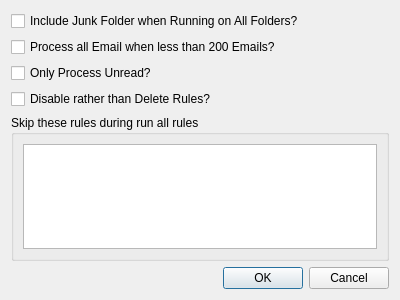
Above: MainWindow/Settings.ui from towel42-com/RulesMaker before the change. Below: the same form after it.
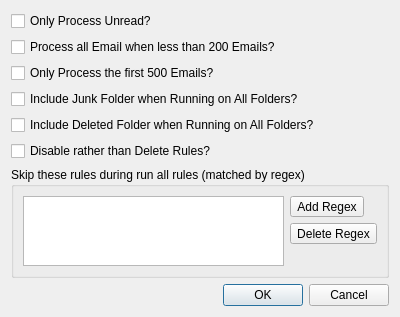
That is the form after the change. Icons and pictures are not drawn.

Commit message: First cut at display name rule

The edit to the form file:
```diff
--- a/MainWindow/Settings.ui
+++ b/MainWindow/Settings.ui
@@ -7,58 +7,92 @@
     <x>0</x>
     <y>0</y>
     <width>400</width>
-    <height>300</height>
+    <height>274</height>
    </rect>
   </property>
   <property name="windowTitle">
    <string>Settings</string>
   </property>
-  <layout class="QVBoxLayout" name="verticalLayout_2">
-   <item>
-    <layout class="QFormLayout" name="formLayout">
-     <item row="0" column="0" colspan="2">
-      <widget class="QCheckBox" name="onlyProcessUnread">
-       <property name="text">
-        <string>Include Junk Folder when Running on All Folders?</string>
-       </property>
-      </widget>
-     </item>
-     <item row="1" column="0" colspan="2">
-      <widget class="QCheckBox" name="processAllEmailWhenLessThan200Emails">
-       <property name="text">
-        <string>Process all Email when less than 200 Emails?</string>
-       </property>
-      </widget>
-     </item>
-     <item row="2" column="0" colspan="2">
-      <widget class="QCheckBox" name="includeJunkFolderWhenRunningOnAllFolders">
-       <property name="text">
-        <string>Only Process Unread?</string>
-       </property>
-      </widget>
-     </item>
-     <item row="3" column="0" colspan="2">
-      <widget class="QCheckBox" name="disableRatherThanDeleteRules">
-       <property name="text">
-        <string>Disable rather than Delete Rules?</string>
-       </property>
-      </widget>
-     </item>
-    </layout>
+  <layout class="QGridLayout" name="gridLayout_2">
+   <item row="1" column="0">
+    <widget class="QCheckBox" name="processAllEmailWhenLessThan200Emails">
+     <property name="text">
+      <string>Process all Email when less than 200 Emails?</string>
+     </property>
+    </widget>
    </item>
-   <item>
+   <item row="2" column="0">
+    <widget class="QCheckBox" name="onlyProcessTheFirst500Emails">
+     <property name="text">
+      <string>Only Process the first 500 Emails?</string>
+     </property>
+    </widget>
+   </item>
+   <item row="6" column="0">
     <widget class="QGroupBox" name="groupBox">
      <property name="title">
-      <string>Skip these rules during run all rules</string>
+      <string>Skip these rules during run all rules (matched by regex)</string>
      </property>
-     <layout class="QVBoxLayout" name="verticalLayout">
-      <item>
-       <widget class="QListWidget" name="skipRules"/>
+     <layout class="QGridLayout" name="gridLayout">
+      <item row="0" column="1">
+       <widget class="QToolButton" name="addRegex">
+        <property name="text">
+         <string>Add Regex</string>
+        </property>
+        <property name="icon">
+         <iconset resource="MainWindow.qrc">
+          <normaloff>:/resources/add.png</normaloff>:/resources/add.png</iconset>
+        </property>
+       </widget>
+      </item>
+      <item row="1" column="1">
+       <widget class="QToolButton" name="delRegex">
+        <property name="text">
+         <string>Delete Regex</string>
+        </property>
+        <property name="icon">
+         <iconset resource="MainWindow.qrc">
+          <normaloff>:/resources/trash.png</normaloff>:/resources/trash.png</iconset>
+        </property>
+       </widget>
+      </item>
+      <item row="2" column="1">
+       <spacer name="verticalSpacer_2">
+        <property name="orientation">
+         <enum>Qt::Vertical</enum>
+        </property>
+        <property name="sizeHint" stdset="0">
+         <size>
+          <width>20</width>
+          <height>40</height>
+         </size>
+        </property>
+       </spacer>
+      </item>
+      <item row="0" column="0" rowspan="3">
+       <widget class="QListWidget" name="rulesToSkip"/>
       </item>
      </layout>
     </widget>
    </item>
-   <item>
+   <item row="8" column="0">
+    <widget class="QDialogButtonBox" name="buttonBox">
+     <property name="orientation">
+      <enum>Qt::Horizontal</enum>
+     </property>
+     <property name="standardButtons">
+      <set>QDialogButtonBox::Cancel|QDialogButtonBox::Ok</set>
+     </property>
+    </widget>
+   </item>
+   <item row="0" column="0">
+    <widget class="QCheckBox" name="includeJunkFolderWhenRunningOnAllFolders">
+     <property name="text">
+      <string>Only Process Unread?</string>
+     </property>
+    </widget>
+   </item>
+   <item row="7" column="0">
     <spacer name="verticalSpacer">
      <property name="orientation">
       <enum>Qt::Vertical</enum>
@@ -71,13 +105,24 @@
      </property>
     </spacer>
    </item>
-   <item>
-    <widget class="QDialogButtonBox" name="buttonBox">
-     <property name="orientation">
-      <enum>Qt::Horizontal</enum>
+   <item row="3" column="0">
+    <widget class="QCheckBox" name="onlyProcessUnread">
+     <property name="text">
+      <string>Include Junk Folder when Running on All Folders?</string>
      </property>
-     <property name="standardButtons">
-      <set>QDialogButtonBox::Cancel|QDialogButtonBox::Ok</set>
+    </widget>
+   </item>
+   <item row="5" column="0">
+    <widget class="QCheckBox" name="disableRatherThanDeleteRules">
+     <property name="text">
+      <string>Disable rather than Delete Rules?</string>
+     </property>
+    </widget>
+   </item>
+   <item row="4" column="0">
+    <widget class="QCheckBox" name="includeDeletedFolderWhenRunningOnAllFolders">
+     <property name="text">
+      <string>Include Deleted Folder when Running on All Folders?</string>
      </property>
     </widget>
    </item>
```
Left out of the diff: 16 changed lines with no effect on the pictures. The commit also changes 21 other files.
